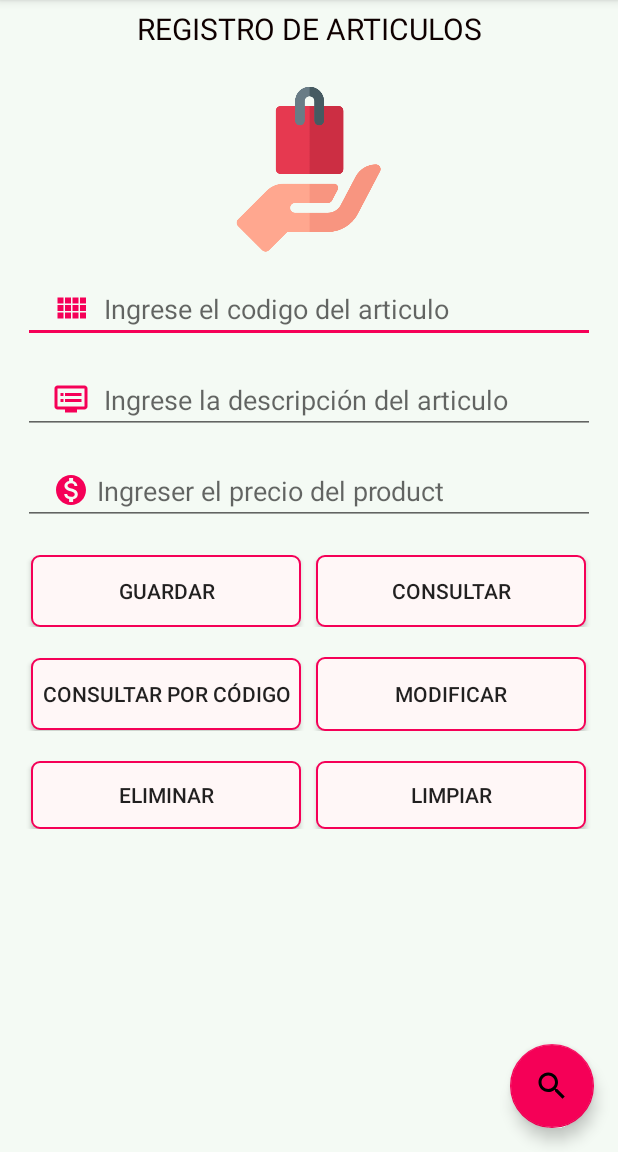
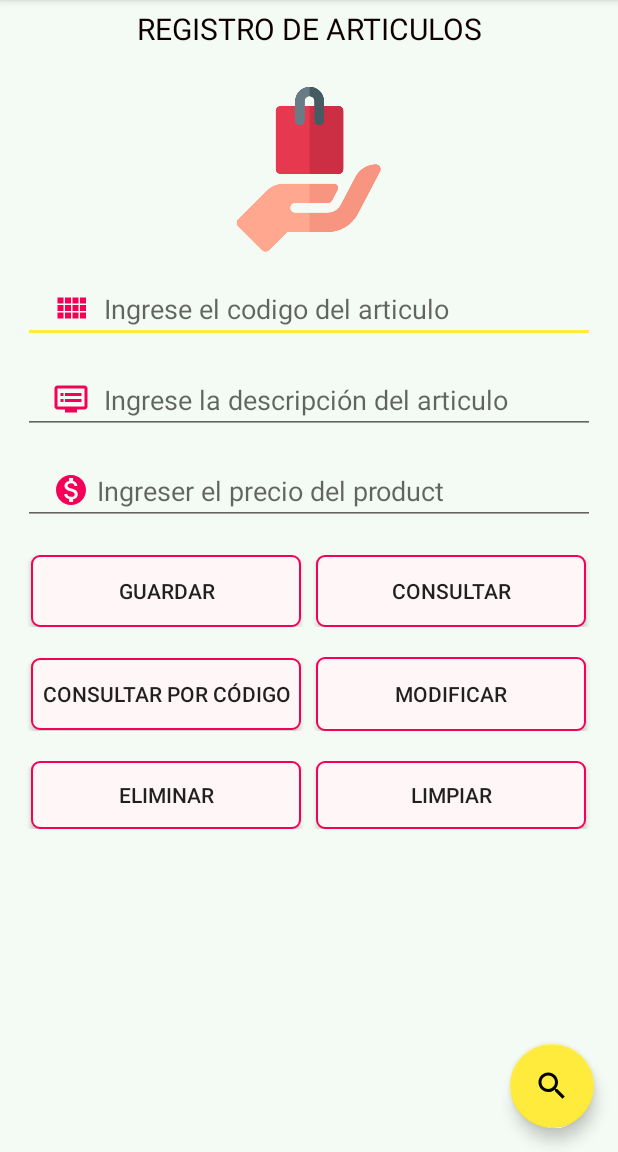
Before and after one commit to yurilopez10/CrudSqlite_Recuperacion, an Android app: the screen it shows after launch (MainActivity), on a phone screen of 412 x 824 dp, the part 84-1236 px from its top. Run offline under Robolectric (Android 15) with nearby library versions, the phone set to English and light mode, and no system bars.

Commit message:
Subiendo crud con sqlite

```diff
--- a/app/src/main/res/values/colors.xml
+++ b/app/src/main/res/values/colors.xml
@@ -1,7 +1,7 @@
 <?xml version="1.0" encoding="utf-8"?>
 <resources>
-    <color name="colorPrimary">#F50057</color>
-    <color name="colorPrimaryDark">#AA043F</color>
+    <color name="colorPrimary">#FFEB3B</color>
+    <color name="colorPrimaryDark">#E0CC21</color>
     <color name="tituloColor">#263238</color>
-    <color name="colorAccent">#F50057</color>
+    <color name="colorAccent">#FFEB3B</color>
 </resources>
```
